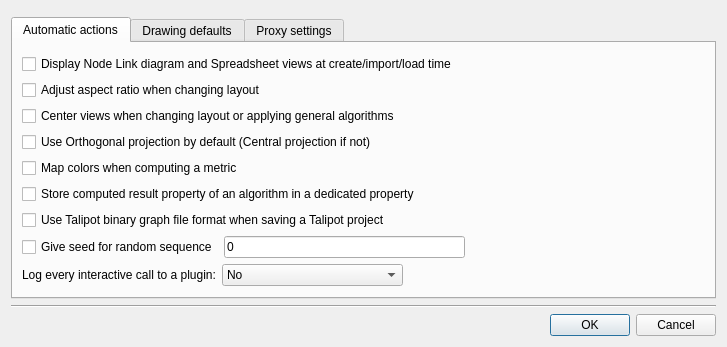
anlambert/tulip, file software/talipot/designer/PreferencesDialog.ui: the form before one commit.
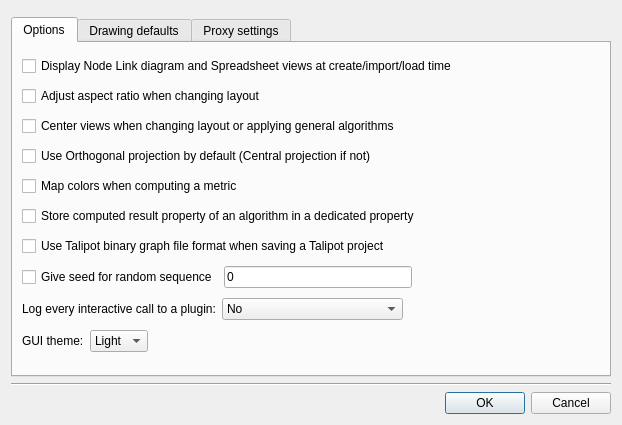
The form after the commit. Icons and pictures are not drawn.

Commit message:
gui: Add dark theme and enable to switch color themes dynamically
Add a dark GUI theme through the use of QPalette class.

Move templated stylesheets into talipot.qss file.

Ensure GUI icons will match the current text color.

Allow to switch between Light and Dark color theme dynamically through a new
option in the Preferences dialog.

Use Qt Fusion theme on windows as the vista based theme looks quite outdated
nowadays and does not integrate nicely with a dark color scheme.

```diff
--- a/software/talipot/designer/PreferencesDialog.ui
+++ b/software/talipot/designer/PreferencesDialog.ui
@@ -6,8 +6,8 @@
    <rect>
     <x>0</x>
     <y>0</y>
-    <width>727</width>
-    <height>347</height>
+    <width>622</width>
+    <height>425</height>
    </rect>
   </property>
   <property name="sizePolicy">
@@ -55,10 +55,8 @@
      </property>
      <widget class="QWidget" name="tab">
       <attribute name="title">
-       <string>Automatic actions</string>
+       <string>Options</string>
       </attribute>
-      <layout class="QVBoxLayout" name="verticalLayout_4">
-       <item>
         <layout class="QVBoxLayout" name="verticalLayout_2">
          <item>
           <widget class="QCheckBox" name="displayDefaultViews">
@@ -223,6 +221,42 @@
            </item>
           </layout>
          </item>
+       <item>
+        <layout class="QHBoxLayout" name="horizontalLayout_2">
+         <item>
+          <widget class="QLabel" name="label">
+           <property name="text">
+            <string>GUI theme:</string>
+           </property>
+          </widget>
+         </item>
+         <item>
+          <widget class="QComboBox" name="guiThemeCB">
+           <item>
+            <property name="text">
+             <string>Light</string>
+            </property>
+           </item>
+           <item>
+            <property name="text">
+             <string>Dark</string>
+            </property>
+           </item>
+          </widget>
+         </item>
+         <item>
+          <spacer name="horizontalSpacer_7">
+           <property name="orientation">
+            <enum>Qt::Horizontal</enum>
+           </property>
+           <property name="sizeHint" stdset="0">
+            <size>
+             <width>40</width>
+             <height>20</height>
+            </size>
+           </property>
+          </spacer>
+         </item>
         </layout>
        </item>
       </layout>
```
Left out of the diff: 14 changed lines with no effect on the pictures. Lines whose indentation alone changed are shown as unchanged. The commit also changes 38 other files.
